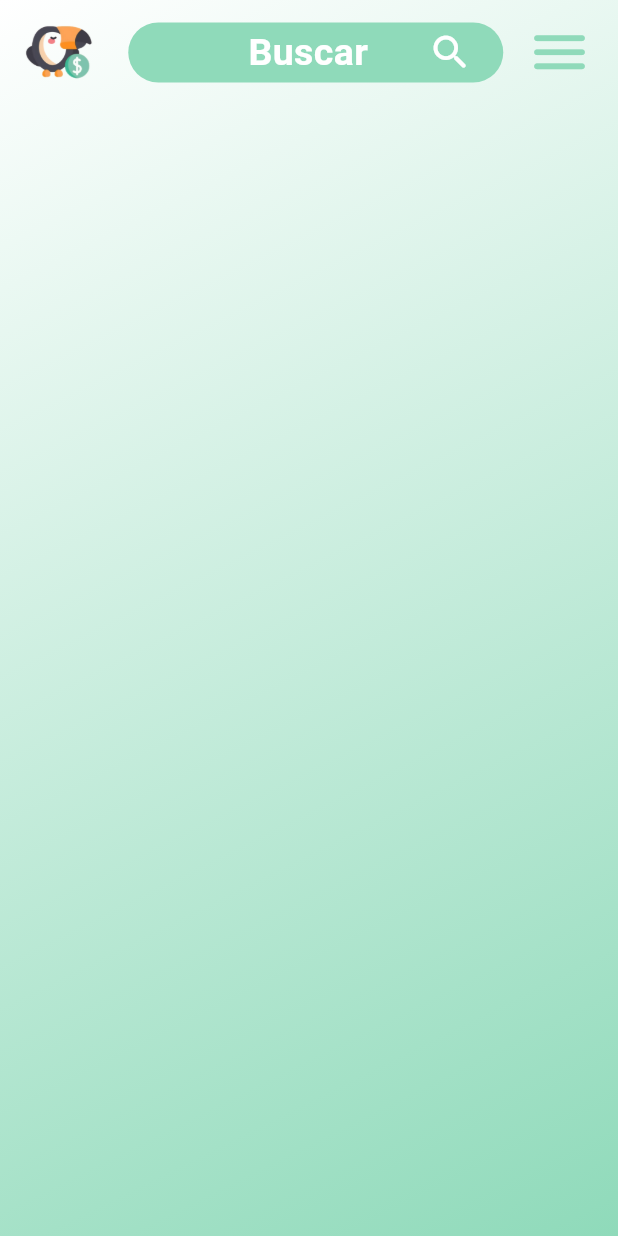
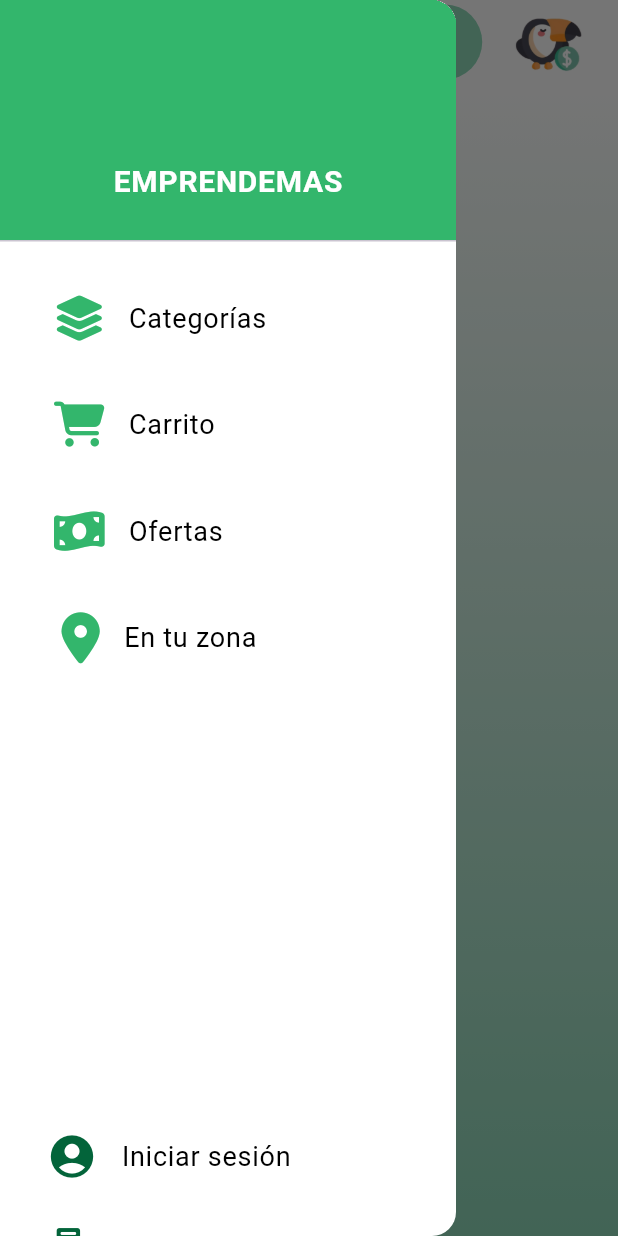
Before and after one commit to mariane973/EmprendeMas, a Flutter app: the screen it shows after launch, with the side drawer open (before the commit the screen has no drawer), on a phone screen of 412 x 824 dp. Run offline on Flutter 3.47's test engine with Material 3 defaults, Android fonts, the phone set to English and light mode, and no system bars; our stand-ins replace animated_splash_screen, font_awesome_flutter, lottie; project files that could hold a hidden picture were left out.

Commit message:
Slidebar/Home y ajustes en Login y Register

```diff
--- a/lib/home.dart
+++ b/lib/home.dart
@@ -2,6 +2,8 @@ import 'package:emprende_mas/material.dart';
 import 'package:emprende_mas/vistas/login.dart';
 import 'package:flutter/cupertino.dart';
 import 'package:flutter/material.dart';
+import 'package:flutter/widgets.dart';
+import 'package:font_awesome_flutter/font_awesome_flutter.dart';
 
 class Home extends StatelessWidget {
   const Home({super.key});
@@ -23,54 +25,58 @@ class Productos extends StatefulWidget {
 }
 
 class _ProductosState extends State<Productos> {
+
   @override
   Widget build(BuildContext context) {
     return Scaffold(
-      body: SafeArea(
-        child: Stack(
-          children: [
-          Container(
-            decoration: BoxDecoration(
-              gradient: LinearGradient(
-                colors: [Colors.white, AppMaterial().getColorAtIndex(0)],
-                begin: Alignment.topLeft,
-                end: Alignment.bottomRight,
+
+//AppBar//
+      appBar: AppBar(
+        backgroundColor: Colors.white,
+        iconTheme: IconThemeData(color: AppMaterial().getColorAtIndex(0)),
+        leading: Builder(
+        builder: (BuildContext context) {
+        return IconButton(
+        icon: Icon(
+        Icons.menu_rounded,
+        size: 45.0,
         ),
+              onPressed: () {
+              Scaffold.of(context).openDrawer();
+              },
+          );
+          },
         ),
-          ),
-          Column(
-            children: [
-            Container(
-              padding: EdgeInsets.only(top: 10,left: 15),
-              child:
+        actions: [
       Row(
       children: [
-                  Container(
-                    padding: EdgeInsets.only(right: 20),
-                    child: Align(
-                      alignment: Alignment.topLeft,
-                      child: Image.asset("img/tucanemp.png",height: 50),
-                    ),
-                  ),
-                  Container(
-                    padding: EdgeInsets.only(left:80),
-                    height: 40,
-                    width: 250,
+        Padding(
+          padding: const EdgeInsets.symmetric(horizontal: 20),
+          child: Container(
+            padding: EdgeInsets.only(left:20),
+            height: 50,
+            width: 260,
             decoration: BoxDecoration(
-                      borderRadius: BorderRadius.circular(20),
+              borderRadius: BorderRadius.circular(30),
               color: AppMaterial().getColorAtIndex(0),
             ),
             child: Row(
               children: [
-                      Text("Buscar",
-                        style: TextStyle(
+                Expanded(
+                  child: TextField(
+                    style: TextStyle(color: Colors.white), // Cambia el color del texto de entrada
+                    decoration: InputDecoration(
+                      hintText: 'Buscar...',
+                      hintStyle: TextStyle(
                           color: Colors.white,
-                          fontWeight: FontWeight.bold,
-                          fontSize: 25
+                          fontSize: 20
+                      ),
+                      border: InputBorder.none,
+                    ),
                   ),
                 ),
                 Padding(
-                          padding: const EdgeInsets.only(left: 40),
+                  padding: const EdgeInsets.only(left: 10, right: 20),
                   child: Icon(Icons.search_rounded,
                     color: Colors.white,
                     size: 30.0,
@@ -79,28 +85,225 @@ class _ProductosState extends State<Productos> {
               ],
             ),
           ),
+        ),
+      Container(
+      padding: EdgeInsets.only(right: 20, top: 5),
+      child: Align(
+        alignment: Alignment.topLeft,
+        child: Image.asset("img/tucanemp.png",height: 50),
+      ),
+    ),
+        ],
+    ),
+      ]
+      ),
+      drawer: NavigationDrawer(),
+
+
+//Body//
+      body: SafeArea(
+        child: Stack(
+          children: [
+
+          Container(
+            decoration: BoxDecoration(
+              gradient: LinearGradient(
+                colors: [Colors.white, AppMaterial().getColorAtIndex(0)],
+                begin: Alignment.topRight,
+                end: Alignment.bottomRight,
+              ),
+            ),
+          ),
+           ] ),
+            )
+          );
+    }
+  }
+
+
+
+//Slidebar//
+class NavigationDrawer extends StatelessWidget {
+  const NavigationDrawer();
+  static Route<dynamic> route() {
+    return MaterialPageRoute(
+      builder: (BuildContext context) {
+
+        return Scaffold(
+          body: NavigationDrawer(
+          ),
+        );
+      },
+      fullscreenDialog: true,
+
+    );
+  }
+
+  @override
+  Widget build(BuildContext context) {
+    return Drawer(
+      backgroundColor: Colors.white,
+      child: ListView(
+        padding: EdgeInsets.zero,
+        children: <Widget>[
+          DrawerHeader(
+            child: Column(
+              children: [
+                Container(
+                  padding: EdgeInsets.only(),
+                    child: Image.asset("img/tucan2.png",height: 90),
+                ),
                 Padding(
-                    padding: const EdgeInsets.only(left: 15),
-                    child: GestureDetector(
+                  padding: const EdgeInsets.only(left: 20, right: 20, bottom: 10),
+                  child: Text(
+                      'EMPRENDEMAS',
+                  style: TextStyle(
+                    fontSize: 20,
+                    fontWeight: FontWeight.bold,
+                      color: Colors.white
+                  ),),
+                ),
+              ],
+            ),
+            decoration: BoxDecoration(
+              color: AppMaterial().getColorAtIndex(1),
+            ),
+          ),
+    Column(
+      children: [
+        Padding(
+          padding: const EdgeInsets.only(left: 20, top: 15),
+          child: ListTile(
+              title: Text("Categorías",
+                style:TextStyle(
+                    color: Colors.black,
+                    fontSize: 18,
+                    fontWeight: FontWeight.w400
+                ),
+              ),
+              leading: FaIcon(FontAwesomeIcons.layerGroup,
+                color: AppMaterial().getColorAtIndex(1),
+                size: 30.0,),
+
+              onTap: () {
+                Navigator.push(context,
+                    MaterialPageRoute(builder: (context) => Login())
+                );
+              }
+          ),
+        ),
+        Padding(
+          padding: const EdgeInsets.only(left: 20, top: 15),
+          child: ListTile(
+            title: Text("Carrito",
+              style:TextStyle(
+                  color: Colors.black,
+                  fontSize: 18,
+                  fontWeight: FontWeight.w400
+              ),
+            ),
+            leading: FaIcon(FontAwesomeIcons.cartShopping,
+              color: AppMaterial().getColorAtIndex(1),
+              size: 30.0,),
+
             onTap: () {
               Navigator.push(context,
                   MaterialPageRoute(builder: (context) => Login())
               );
             },
-                      child: Align(
-                        child: Icon(Icons.menu_rounded,
-                          color: AppMaterial().getColorAtIndex(0),
-                          size: 45.0,
           ),
         ),
+        Padding(
+          padding: const EdgeInsets.only(left: 20, top: 15),
+          child: ListTile(
+            title: Text("Ofertas",
+            style:TextStyle(
+              color: Colors.black,
+              fontSize: 18,
+              fontWeight: FontWeight.w400
             ),
+          ),
+            leading: FaIcon(FontAwesomeIcons.moneyBillWave,
+            color: AppMaterial().getColorAtIndex(1),
+              size: 30.0,),
+
+              onTap: () {
+                Navigator.push(context,
+                    MaterialPageRoute(builder: (context) => Login())
+                );
+              }
+            ),
+        ),
+        Padding(
+          padding: const EdgeInsets.only(left: 25, top: 15),
+          child: ListTile(
+              title: Text("En tu zona",
+                style:TextStyle(
+                    color: Colors.black,
+                    fontSize: 18,
+                    fontWeight: FontWeight.w400
+                ),
+              ),
+              leading: FaIcon(FontAwesomeIcons.locationDot,
+                color: AppMaterial().getColorAtIndex(1),
+                size: 34.0,),
+
+              onTap: () {
+                Navigator.push(context,
+                    MaterialPageRoute(builder: (context) => Login())
+                );
+              }
+          ),
+        ),
+        SizedBox(height: 250.0),
+        Padding(
+          padding: const EdgeInsets.only(bottom: 5, top: 40,left: 15),
+          child: ListTile(
+
+              title: Text("Iniciar sesión",
+                style:TextStyle(
+                    color: Colors.black,
+                    fontSize: 18,
+                    fontWeight: FontWeight.w400
+                ),
+              ),
+              leading: Icon(
+                Icons.account_circle,
+                color: AppMaterial().getColorAtIndex(2),
+                size: 34.0,),
+
+              onTap: () {
+                Navigator.push(context,
+                    MaterialPageRoute(builder: (context) => Login())
+                );
+              }
+          ),
+        ),
+        Padding(
+          padding: const EdgeInsets.only(left: 20 ),
+          child: ListTile(
+
+              title: Text("¿Quieres ser vendedor?",
+                style:TextStyle(
+                    color: Colors.black,
+                    fontSize: 18,
+                    fontWeight: FontWeight.w400
+                ),
+              ),
+              leading: FaIcon(FontAwesomeIcons.cashRegister,
+                color: AppMaterial().getColorAtIndex(2),
+                size: 28.0,),
+
+              onTap: () {
+                Navigator.push(context,
+                    MaterialPageRoute(builder: (context) => Login())
+                );
+              }
+          ),
+        ),
+      ],
           )
         ],
-              ),
-            )
-          ],)
-        ],
-        ),
       ),
     );
   }
--- a/lib/vistas/login.dart
+++ b/lib/vistas/login.dart
@@ -30,7 +30,7 @@ class Login extends StatelessWidget {
               ),
               ),
               Padding(
-                padding: const EdgeInsets.only(left: 30, right: 30, top: 50, bottom: 50),
+                padding: const EdgeInsets.only(left: 30, right: 30, top: 50, bottom: 40),
                 child: TextFormField(
                   decoration: InputDecoration(
                     prefixIcon: Icon(
@@ -66,10 +66,11 @@ class Login extends StatelessWidget {
                 ),
               ),
               SizedBox(
-                height: 70,
+                height: 50,
               ),
               FilledButton(
                   onPressed: (){
+
               },
                   style: FilledButton.styleFrom(
                     padding: EdgeInsets.symmetric(vertical: 10, horizontal: 60),
@@ -82,10 +83,11 @@ class Login extends StatelessWidget {
                   )
               ),
               Padding(
-                padding: const EdgeInsets.only(top: 40, bottom: 15),
-                child: Text("No tienes una cuenta?",
+                padding: const EdgeInsets.only(top: 50, bottom: 5),
+                child: Text("¿Aún no tienes una cuenta?",
                   style: TextStyle(
-                    fontSize: 17
+                    fontSize: 17,
+                        color: Colors.black45
                   ),
                 ),
               ),
@@ -97,7 +99,7 @@ class Login extends StatelessWidget {
                 },
                 child: Text("Crea una cuenta",
                   style: TextStyle(
-                      fontSize: 17,
+                      fontSize: 18,
                       fontWeight: FontWeight.w500,
                       color: AppMaterial().getColorAtIndex(2)
                   ),
--- a/lib/vistas/register.dart
+++ b/lib/vistas/register.dart
@@ -100,10 +100,11 @@ class Register extends StatelessWidget {
                   )
               ),
               Padding(
-                padding: const EdgeInsets.only(top: 40, bottom: 15),
-                child: Text("Ya tienes una cuenta?",
+                padding: const EdgeInsets.only(top: 50, bottom: 5),
+                child: Text("¿Ya tienes una cuenta?",
                   style: TextStyle(
-                      fontSize: 17
+                      fontSize: 17,
+                      color: Colors.black45
                   ),
                 ),
               ),
@@ -113,9 +114,9 @@ class Register extends StatelessWidget {
                       MaterialPageRoute(builder: (context) => Login())
                   );
                 },
-                child: Text("Iniciar Sesión",
+                child: Text("Iniciar sesión",
                   style: TextStyle(
-                      fontSize: 17,
+                      fontSize: 18,
                       fontWeight: FontWeight.w500,
                       color: AppMaterial().getColorAtIndex(2)
                   ),
--- a/pubspec.yaml
+++ b/pubspec.yaml
@@ -30,6 +30,7 @@ environment:
 dependencies:
   flutter:
     sdk: flutter
+  font_awesome_flutter: ^10.7.0
   animated_splash_screen: ^1.3.0
   lottie: ^3.1.0
   flutter_launcher_icons: "^0.13.1"
@@ -37,6 +38,7 @@ flutter_launcher_icons:
   android: "launcher_icon"
   image_path: "img/tucanemp.png"
   min_sdk_android: 21
+
 
 
   # The following adds the Cupertino Icons font to your application.
```
Also changed, not shown: img/moneda.png (added), img/tucan2.png (added), pubspec.lock. Lines whose indentation alone changed are shown as unchanged.
